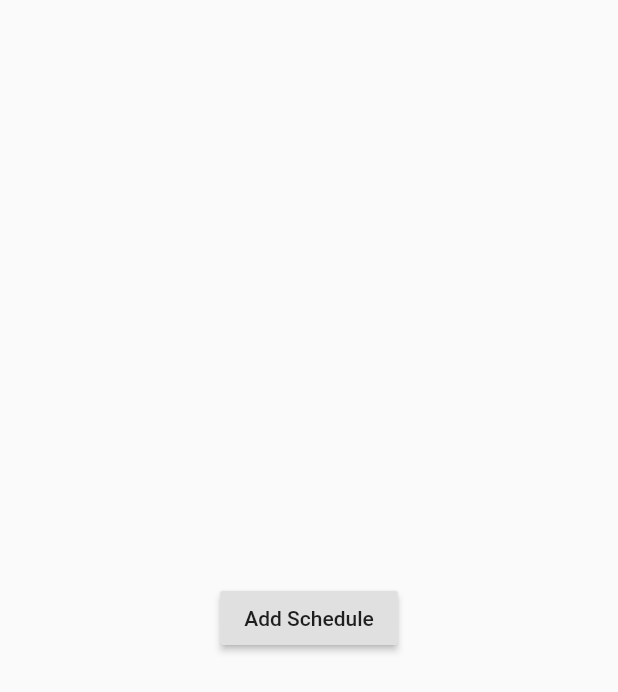
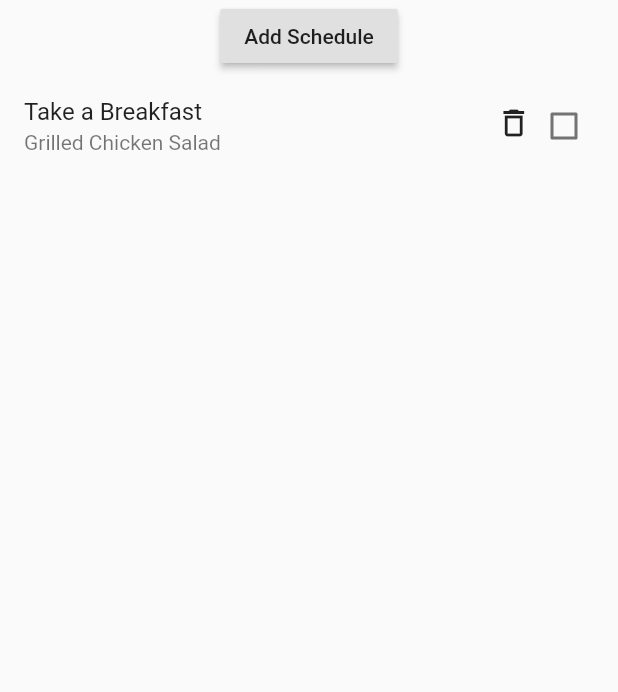
Before and after one commit to sgmsgood/bloc_flutter, a Flutter app: the screen it shows after launch, after a tap on "Add Schedule", on a phone screen of 412 x 824 dp. Shown: the top 692 px of the screen. Run offline on Flutter 3.47's test engine with Material 2 defaults, Android fonts, the phone set to English and light mode, and no system bars; our stand-ins replace bloc, equatable, firebase_core, flutter_bloc, video_player; missing offline and left inert: dart:html, flutter_firestore_todos, qnsdk; accounts and stored records are empty; generated files the repository leaves out were written again.

```diff
--- a/flutter_provider_todo/lib/main.dart
+++ b/flutter_provider_todo/lib/main.dart
@@ -29,24 +29,60 @@ class MyHomePage extends StatelessWidget {
   Widget build(BuildContext context) {
     return Scaffold(
       body: SafeArea(
-        child: Center(
-          child: Column(
-            mainAxisSize: MainAxisSize.min,
-            mainAxisAlignment: MainAxisAlignment.center,
-            children: [
-              _buildButton(context),
-            ],
-          ),
+        child: Column(
+          mainAxisSize: MainAxisSize.max,
+          mainAxisAlignment: MainAxisAlignment.center,
+          children: [
+            _buildButton(context),
+            _buildListView(context),
+          ],
         ),
       ),
     );
   }
 
   Widget _buildButton(BuildContext context) {
-    return RaisedButton(onPressed: () {
-      context.read<TodoRepository>().add(Todo(false, "23일에는", "무엇을 합니까"));
-    }, child: Text("Add Schedule"));
+    return RaisedButton(
+        onPressed: () {
+          context.read<TodoRepository>().add(Todo(false, "Take a Breakfast", "Grilled Chicken Salad"));
+        },
+        child: Text("Add Schedule"));
   }
 
-
+  Widget _buildListView(BuildContext context) {
+    var todoList = context.watch<TodoRepository>().readAll();
+    return Expanded(
+      child: ListView.builder(
+        scrollDirection: Axis.vertical,
+        shrinkWrap: true,
+        itemCount: todoList.length,
+        itemBuilder: (context, index) {
+          return Stack(
+            children: [
+              CheckboxListTile(
+                value: todoList[index].isDone,
+                title: Text(todoList[index].title),
+                subtitle: Text(todoList[index].description),
+                onChanged: (val) {
+                  context.read<TodoRepository>().delete(index);
+                },
+              ),
+              Padding(
+                padding: const EdgeInsets.only(top: 10.0),
+                child: Align(
+                  alignment: Alignment(0.75, 0.0),
+                  child: IconButton(
+                    onPressed: () {
+                      context.read<TodoRepository>().delete(index);
+                    },
+                    icon: Icon(Icons.delete_outlined),
+                  ),
+                ),
+              ),
+            ],
+          );
+        },
+      ),
+    );
+  }
 }
```
Also changed, not shown: flutter_provider_todo/lib/model/todo_repository.dart (+14 -2 lines), flutter_provider_todo/lib/ui/input_title_view.dart (added, +8 -0 lines).
